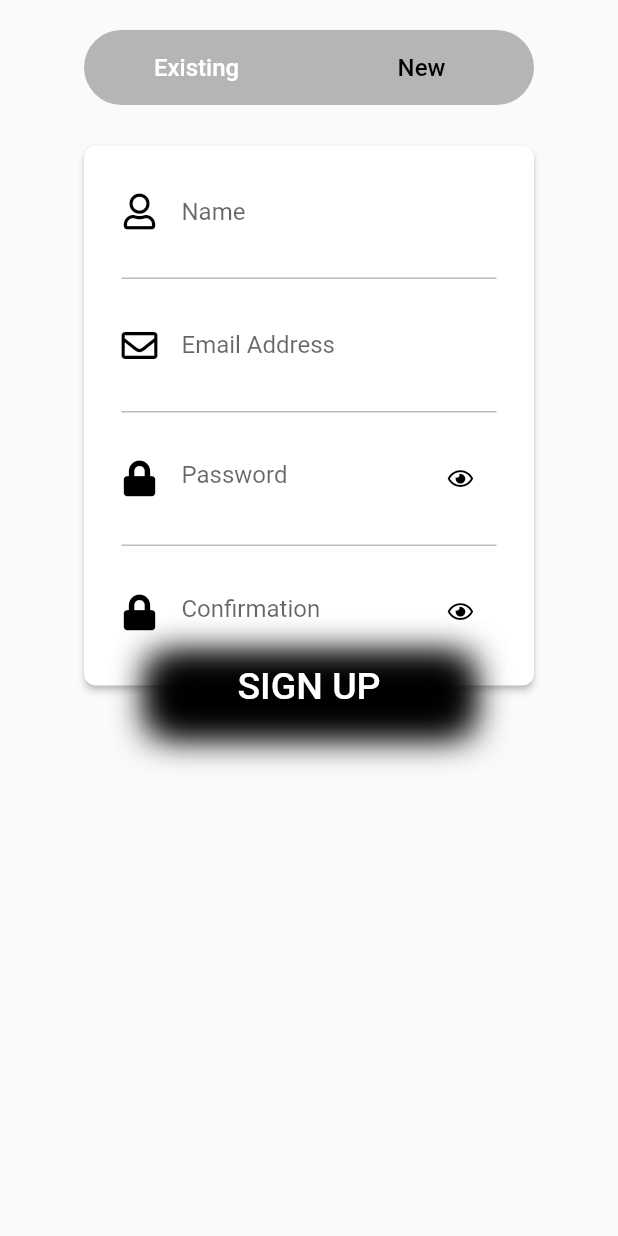
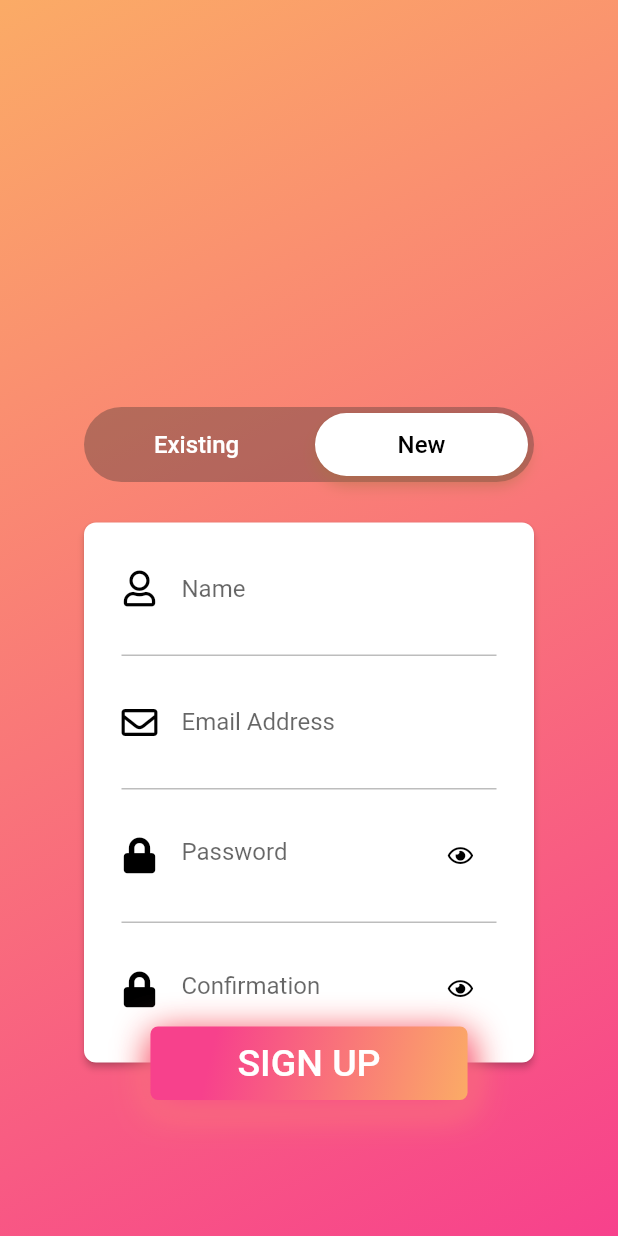
Before and after one commit to Eisharaghav/Content-Provider-, a Flutter app: the screen it shows after launch, after a tap on "New", on a phone screen of 412 x 824 dp. Run offline on Flutter 3.47's test engine with Material 2 defaults, Android fonts, the phone set to English and light mode, and no system bars; our stand-ins replace cloud_firestore, firebase_auth, firebase_core, firebase_storage, flutter_secure_storage, font_awesome_flutter; accounts and stored records are empty.

Commit message:
login
login

```diff
--- a/lib/pages/login.dart
+++ b/lib/pages/login.dart
@@ -1,11 +1,12 @@
+import 'package:cloud_firestore/cloud_firestore.dart';
 import 'package:firebase_auth/firebase_auth.dart';
 import 'package:flutter_secure_storage/flutter_secure_storage.dart';
 import 'package:flutter/material.dart';
 import 'package:flutter/services.dart';
 import 'package:font_awesome_flutter/font_awesome_flutter.dart';
-import 'package:cloud_firestore/cloud_firestore.dart';
-
-import '../constants.dart';
+import 'package:InfoApp/style/theme.dart' as Theme;
+import 'package:InfoApp/utils/bubble_indication_painter.dart';
+import 'package:InfoApp/constants.dart';
 
 class LoginPage extends StatefulWidget {
   LoginPage({Key key}) : super(key: key);
@@ -101,10 +102,29 @@ class _LoginPageState extends State<LoginPage>
             height: MediaQuery.of(context).size.height >= 775.0
                 ? MediaQuery.of(context).size.height
                 : 775.0,
-            decoration: new BoxDecoration(),
+            decoration: new BoxDecoration(
+              gradient: new LinearGradient(
+                  colors: [
+                    Theme.Colors.loginGradientStart,
+                    Theme.Colors.loginGradientEnd
+                  ],
+                  begin: const FractionalOffset(0.0, 0.0),
+                  end: const FractionalOffset(1.0, 1.0),
+                  stops: [0.0, 1.0],
+                  tileMode: TileMode.clamp),
+            ),
             child: Column(
               mainAxisSize: MainAxisSize.max,
               children: <Widget>[
+                Expanded(
+                  child: Padding(
+                      padding: EdgeInsets.only(top: 75.0),
+                      child: Container(
+                        width: 1500,
+                        height: 1300,
+
+                      )),
+                ),
                 Padding(
                   padding: EdgeInsets.only(top: 20.0),
                   child: _buildMenuBar(context),
@@ -195,6 +215,7 @@ class _LoginPageState extends State<LoginPage>
         borderRadius: BorderRadius.all(Radius.circular(25.0)),
       ),
       child: CustomPaint(
+        painter: TabIndicationPainter(pageController: _pageController),
         child: Row(
           mainAxisAlignment: MainAxisAlignment.spaceEvenly,
           children: <Widget>[
@@ -340,17 +361,29 @@ class _LoginPageState extends State<LoginPage>
                   borderRadius: BorderRadius.all(Radius.circular(5.0)),
                   boxShadow: <BoxShadow>[
                     BoxShadow(
+                      color: Theme.Colors.loginGradientStart,
                       offset: Offset(1.0, 6.0),
                       blurRadius: 20.0,
                     ),
                     BoxShadow(
+                      color: Theme.Colors.loginGradientEnd,
                       offset: Offset(1.0, 6.0),
                       blurRadius: 20.0,
                     ),
                   ],
+                  gradient: new LinearGradient(
+                      colors: [
+                        Theme.Colors.loginGradientEnd,
+                        Theme.Colors.loginGradientStart
+                      ],
+                      begin: const FractionalOffset(0.2, 0.2),
+                      end: const FractionalOffset(1.0, 1.0),
+                      stops: [0.0, 1.0],
+                      tileMode: TileMode.clamp),
                 ),
                 child: MaterialButton(
                   highlightColor: Colors.transparent,
+                  splashColor: Theme.Colors.loginGradientEnd,
                   //shape: RoundedRectangleBorder(borderRadius: BorderRadius.all(Radius.circular(5.0))),
                   child: Padding(
                     padding: const EdgeInsets.symmetric(
@@ -704,17 +737,29 @@ class _LoginPageState extends State<LoginPage>
                   borderRadius: BorderRadius.all(Radius.circular(5.0)),
                   boxShadow: <BoxShadow>[
                     BoxShadow(
+                      color: Theme.Colors.loginGradientStart,
                       offset: Offset(1.0, 6.0),
                       blurRadius: 20.0,
                     ),
                     BoxShadow(
+                      color: Theme.Colors.loginGradientEnd,
                       offset: Offset(1.0, 6.0),
                       blurRadius: 20.0,
                     ),
                   ],
+                  gradient: new LinearGradient(
+                      colors: [
+                        Theme.Colors.loginGradientEnd,
+                        Theme.Colors.loginGradientStart
+                      ],
+                      begin: const FractionalOffset(0.2, 0.2),
+                      end: const FractionalOffset(1.0, 1.0),
+                      stops: [0.0, 1.0],
+                      tileMode: TileMode.clamp),
                 ),
                 child: MaterialButton(
                     highlightColor: Colors.transparent,
+                    splashColor: Theme.Colors.loginGradientEnd,
                     //shape: RoundedRectangleBorder(borderRadius: BorderRadius.all(Radius.circular(5.0))),
                     child: Padding(
                       padding: const EdgeInsets.symmetric(
--- /dev/null
+++ b/lib/style/theme.dart
@@ -0,0 +1,18 @@
+import 'dart:ui';
+
+import 'package:flutter/cupertino.dart';
+
+class Colors {
+
+  const Colors();
+
+  static const Color loginGradientStart = const Color(0xFFfbab66);
+  static const Color loginGradientEnd = const Color(0xFFf7418c);
+
+  static const primaryGradient = const LinearGradient(
+    colors: const [loginGradientStart, loginGradientEnd],
+    stops: const [0.0, 1.0],
+    begin: Alignment.topCenter,
+    end: Alignment.bottomCenter,
+  );
+}
--- /dev/null
+++ b/lib/utils/bubble_indication_painter.dart
@@ -0,0 +1,51 @@
+import 'dart:math';
+
+import 'package:flutter/material.dart';
+
+class TabIndicationPainter extends CustomPainter {
+  Paint painter;
+  final double dxTarget;
+  final double dxEntry;
+  final double radius;
+  final double dy;
+
+  final PageController pageController;
+
+  TabIndicationPainter(
+      {this.dxTarget = 125.0,
+        this.dxEntry = 25.0,
+        this.radius = 21.0,
+        this.dy = 25.0, this.pageController}) : super(repaint: pageController) {
+    painter = new Paint()
+      ..color = Color(0xFFFFFFFF)
+      ..style = PaintingStyle.fill;
+  }
+
+  @override
+  void paint(Canvas canvas, Size size) {
+
+    final pos = pageController.position;
+    double fullExtent = (pos.maxScrollExtent - pos.minScrollExtent + pos.viewportDimension);
+
+    double pageOffset = pos.extentBefore / fullExtent;
+
+    bool left2right = dxEntry < dxTarget;
+    Offset entry = new Offset(left2right ? dxEntry: dxTarget, dy);
+    Offset target = new Offset(left2right ? dxTarget : dxEntry, dy);
+
+    Path path = new Path();
+    path.addArc(
+        new Rect.fromCircle(center: entry, radius: radius), 0.5 * pi, 1 * pi);
+    path.addRect(
+        new Rect.fromLTRB(entry.dx, dy - radius, target.dx, dy + radius));
+    path.addArc(
+        new Rect.fromCircle(center: target, radius: radius), 1.5 * pi, 1 * pi);
+
+    canvas.translate(size.width * pageOffset, 0.0);
+    canvas.drawShadow(path, Color(0xFFfbab66), 3.0, true);
+    canvas.drawPath(path, painter);
+  }
+
+  @override
+  bool shouldRepaint(TabIndicationPainter oldDelegate) => true;
+}
```
